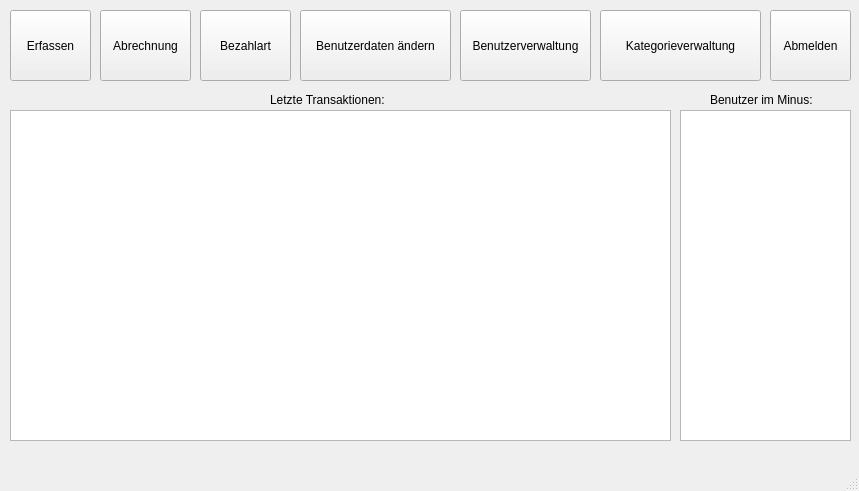
Before: the Qt Designer form hauptmenue_adm.ui in sess2016C/se2016C, drawn with Qt 5.
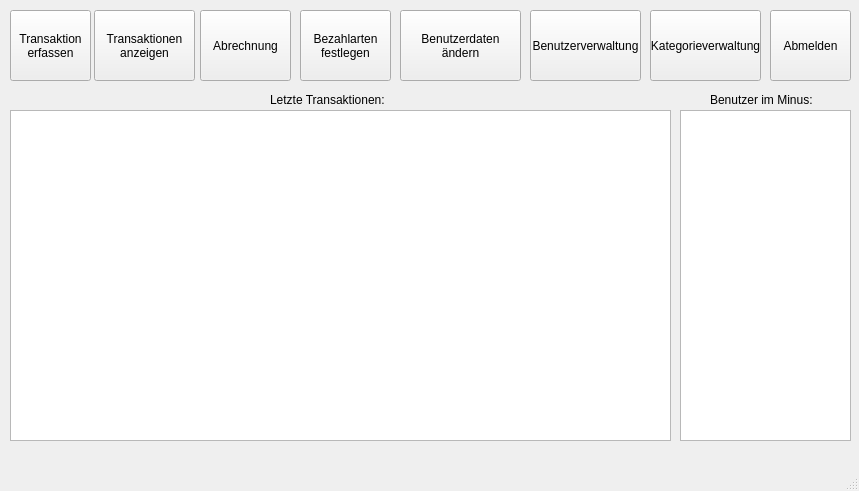
After: the same form once the commit is applied.

What changed in the file:
```diff
--- a/hauptmenue_adm.ui
+++ b/hauptmenue_adm.ui
@@ -27,7 +27,7 @@
    <widget class="QPushButton" name="btn_Bezahlart">
     <property name="geometry">
      <rect>
-      <x>200</x>
+      <x>300</x>
       <y>10</y>
       <width>91</width>
       <height>71</height>
@@ -40,7 +40,8 @@
      <string>&lt;html&gt;&lt;head/&gt;&lt;body&gt;&lt;p&gt;Wählen Sie ihre bevorzugten Zahlungsarten aus&lt;/p&gt;&lt;/body&gt;&lt;/html&gt;</string>
     </property>
     <property name="text">
-     <string>Bezahlart</string>
+     <string>Bezahlarten
+festlegen</string>
     </property>
    </widget>
    <widget class="QLabel" name="label">
@@ -59,7 +60,7 @@
    <widget class="QPushButton" name="btn_Abrechnung">
     <property name="geometry">
      <rect>
-      <x>100</x>
+      <x>200</x>
       <y>10</y>
       <width>91</width>
       <height>71</height>
@@ -78,9 +79,9 @@
    <widget class="QPushButton" name="btn_Benutzerdaten">
     <property name="geometry">
      <rect>
-      <x>300</x>
+      <x>400</x>
       <y>10</y>
-      <width>151</width>
+      <width>121</width>
       <height>71</height>
      </rect>
     </property>
@@ -88,7 +89,8 @@
      <cursorShape>PointingHandCursor</cursorShape>
     </property>
     <property name="text">
-     <string>Benutzerdaten ändern</string>
+     <string>Benutzerdaten 
+ändern</string>
     </property>
    </widget>
    <widget class="QPushButton" name="btn_Abmelden">
@@ -126,7 +128,8 @@
      <string>&lt;html&gt;&lt;head/&gt;&lt;body&gt;&lt;p&gt;Pflegen Sie Ein- bzw. Ausgaben in das System ein&lt;/p&gt;&lt;/body&gt;&lt;/html&gt;</string>
     </property>
     <property name="text">
-     <string>Erfassen</string>
+     <string>Transaktion
+erfassen</string>
     </property>
    </widget>
    <widget class="QLabel" name="label_benutzer_im_minus">
@@ -145,9 +148,9 @@
    <widget class="QPushButton" name="btn_Benutzerverwaltung">
     <property name="geometry">
      <rect>
-      <x>460</x>
+      <x>530</x>
       <y>10</y>
-      <width>131</width>
+      <width>111</width>
       <height>71</height>
      </rect>
     </property>
@@ -161,9 +164,9 @@
    <widget class="QPushButton" name="btn_Kategorieverwaltung">
     <property name="geometry">
      <rect>
-      <x>600</x>
+      <x>650</x>
       <y>10</y>
-      <width>161</width>
+      <width>111</width>
       <height>71</height>
      </rect>
     </property>
@@ -184,6 +187,20 @@
      </rect>
     </property>
    </widget>
+   <widget class="QPushButton" name="btn_transaktionsliste">
+    <property name="geometry">
+     <rect>
+      <x>94</x>
+      <y>10</y>
+      <width>101</width>
+      <height>71</height>
+     </rect>
+    </property>
+    <property name="text">
+     <string>Transaktionen
+anzeigen</string>
+    </property>
+   </widget>
   </widget>
   <widget class="QMenuBar" name="menubar">
    <property name="geometry">
```
